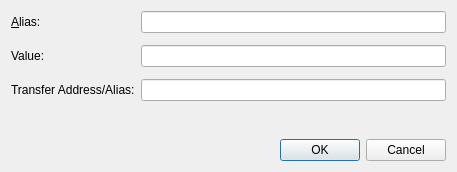
Old version of the form src/qt/forms/editaliasdialog.ui in the repository willyko/syscoin2.
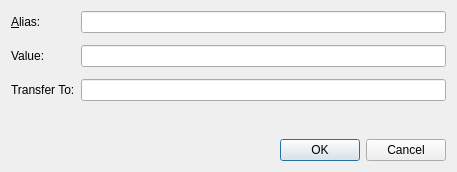
New version of the form. Custom widgets are drawn as their Qt base class.

Diff of the .ui file:
```diff
--- a/src/qt/forms/editaliasdialog.ui
+++ b/src/qt/forms/editaliasdialog.ui
@@ -59,7 +59,7 @@
      <item row="4" column="0">
       <widget class="QLabel" name="transferLabel">
        <property name="text">
-        <string>Transfer Address/Alias:</string>
+        <string>Transfer To:</string>
        </property>
        <property name="wordWrap">
         <bool>true</bool>
```
